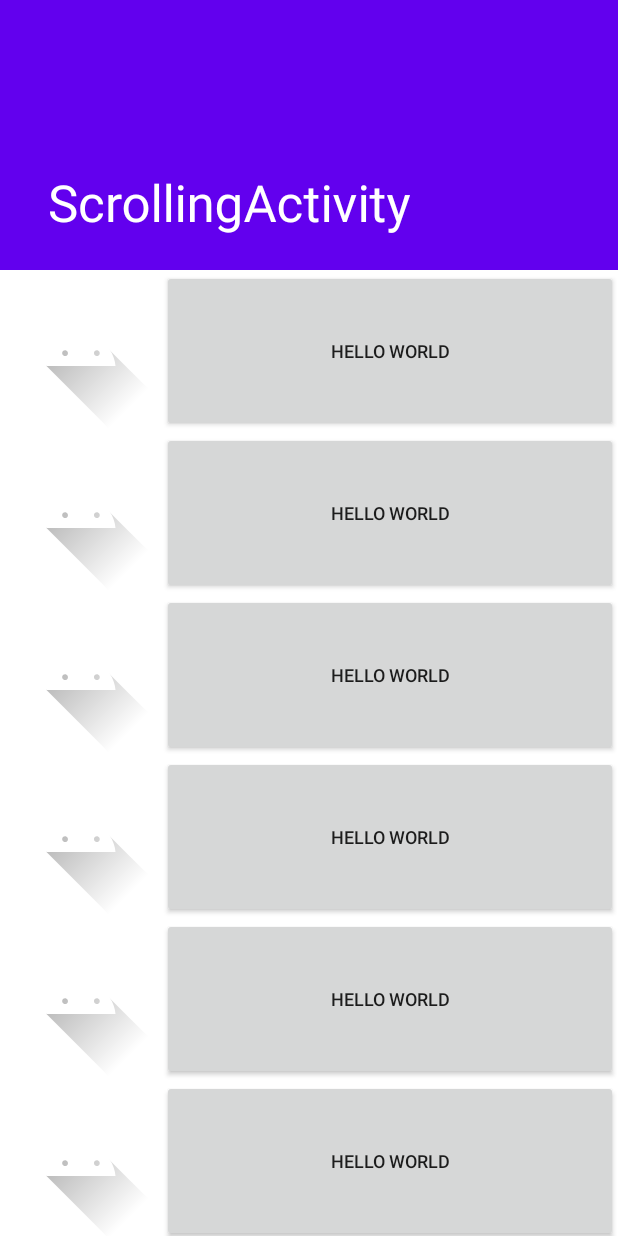
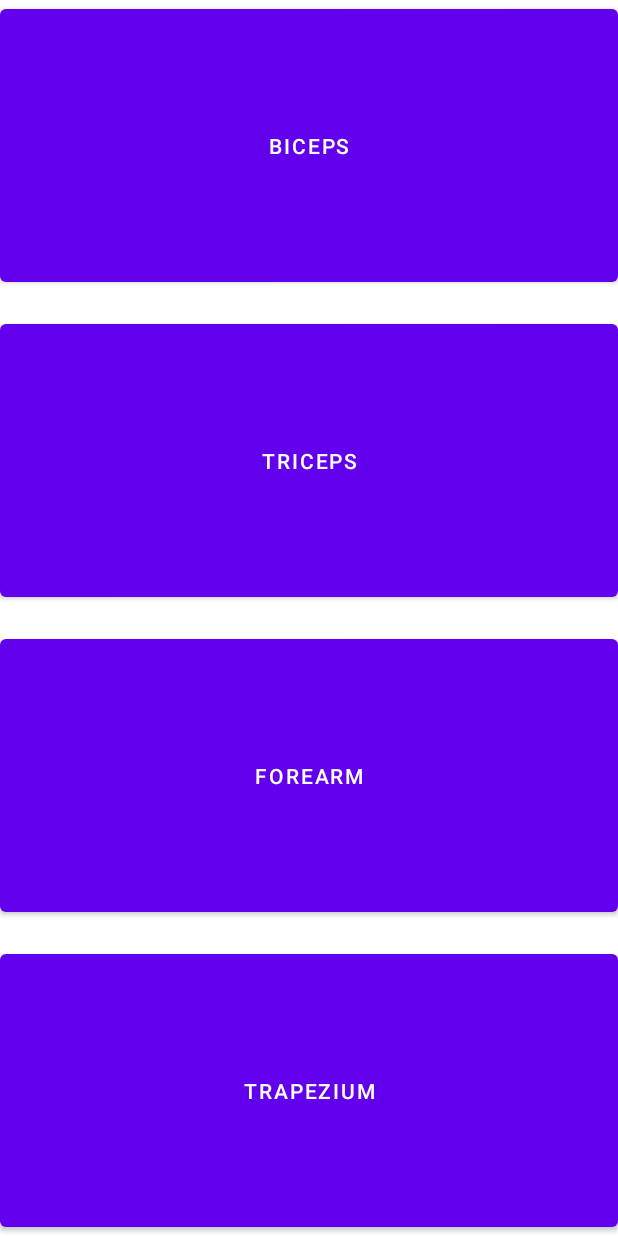
Before and after one commit to FabioScarcella/Gym, an Android app: the screen it shows after launch (search_ecercises before the commit, MuscularGroups after it), after a tap on "EXERCISES", on a phone screen of 412 x 824 dp. Run offline under Robolectric (Android 15) with nearby library versions, the phone set to English and light mode, and no system bars.

Commit message:
Created activity to choose from different muscle groups

```diff
--- a/app/src/main/java/com/fabio/scarcella/dgym/ListFolders.kt
+++ b/app/src/main/java/com/fabio/scarcella/dgym/ListFolders.kt
@@ -1,4 +1,8 @@
 package com.fabio.scarcella.dgym
 
+/**
+ * Class to create and add in form of Array every File
+ */
 class ListFolders {
+    var biceps = listOf("biceps1.json", "biceps2.json")
 }
--- a/app/src/main/java/com/fabio/scarcella/dgym/MainActivity.kt
+++ b/app/src/main/java/com/fabio/scarcella/dgym/MainActivity.kt
@@ -25,7 +25,7 @@ class MainActivity : AppCompatActivity() {
     }
 
     fun exercisesActivity(){
-        val intent = Intent(this, search_ecercises::class.java)
+        val intent = Intent(this, MuscularGroups::class.java)
         startActivity(intent)
     }
 
--- a/app/src/main/java/com/fabio/scarcella/dgym/MuscularGroups.kt
+++ b/app/src/main/java/com/fabio/scarcella/dgym/MuscularGroups.kt
@@ -1,11 +1,37 @@
 package com.fabio.scarcella.dgym
 
+import android.content.Intent
 import androidx.appcompat.app.AppCompatActivity
 import android.os.Bundle
+import kotlinx.android.synthetic.main.activity_muscular_groups2.*
 
 class MuscularGroups : AppCompatActivity() {
     override fun onCreate(savedInstanceState: Bundle?) {
         super.onCreate(savedInstanceState)
         setContentView(R.layout.activity_muscular_groups2)
+
+        biceps.setOnClickListener {
+            searchExercises("Biceps")
+        }
+
+        forearm.setOnClickListener {
+            searchExercises("Forearm")
+        }
+
+        triceps.setOnClickListener {
+            searchExercises("Triceps")
+        }
+
+        trapezium.setOnClickListener {
+            searchExercises("Trapezium")
+        }
+
+    }
+
+
+    fun searchExercises(exercise:String){
+        val intent = Intent(this, search_ecercises::class.java)
+        intent.putExtra("class", exercise)
+        startActivity(intent)
     }
 }
--- a/app/src/main/java/com/fabio/scarcella/dgym/search_ecercises.kt
+++ b/app/src/main/java/com/fabio/scarcella/dgym/search_ecercises.kt
@@ -1,6 +1,7 @@
 package com.fabio.scarcella.dgym
 
 import android.app.ActionBar
+import android.content.res.AssetManager
 import android.os.Bundle
 import android.util.Log
 import android.util.Log.ASSERT
@@ -33,46 +34,54 @@ class search_ecercises : AppCompatActivity() {
                 .setAction("Action", null).show()
         }*/
 
-        getExercises()
+        val b : Bundle? = intent.extras
+        val exercise = b?.getString("class")
 
-        var i = 0
-        for(i in 0..19){
-            createNecessaryElements()
+        if (exercise != null) {
+            getExercises(exercise)
         }
     }
 
-    fun onCreate(savedInstanceState: Bundle?, section: String?) {
-        this.section = section
+    fun getExercises(path: String){
+        val assetsManager: AssetManager = getAssets()
+        var files = listOf<String>()
 
-        super.onCreate(savedInstanceState)
-        setContentView(R.layout.activity_search_ecercises)
-        setSupportActionBar(findViewById(R.id.toolbar))
-        findViewById<CollapsingToolbarLayout>(R.id.toolbar_layout).title = section
+        when(path) {
+            "Biceps" -> {
+                val listFolders = ListFolders()
+                files = listFolders.biceps
+            }
 
-        getExercises()
+            "Triceps" -> {
+
+            }
+
+            "Forearm" -> {
+
+            }
+
+            "Trapezium" -> {
+
+            }
+        }
 
         var i = 0
-        for(i in 0..19){
-            createNecessaryElements()
+        for(element in files){
+            val file = element
+            if(file.isEmpty()){
+                continue
+            }
+            val gson = Gson()
+            val inputString = applicationContext.assets.open("ExercisesInfo/$path/$file").bufferedReader().use {
+                it.readText()
+            }
+            val jsonString = gson.fromJson(inputString, ExercisesInfo::class.java)
+
+            createNecessaryElements(jsonString.name.toString())
         }
     }
 
-    fun getExercises(){
-        var gson = Gson()
-        //val p ="\\app\\src\\main\\assets\\ExercisesInfo\\Biceps\\biceps1.json"
-        //val bufferedReader: BufferedReader = File(p).bufferedReader()
-        //val inputString = bufferedReader.use { it.readText() }
-        val inputString = applicationContext.assets.open("ExercisesInfo/Biceps/biceps1.json").bufferedReader().use {
-            it.readText()
-        }
-        var jsonString = gson.fromJson(inputString, ExercisesInfo::class.java)
-
-        var stringBuilder = StringBuilder("JSONString Details\n----------")
-        Log.d("Kotlin", jsonString.name.toString())
-        Log.d("Kotlin", jsonString.Observations.toString())
-    }
-
-    fun createNecessaryElements(){
+    fun createNecessaryElements(name: String){
         val linearLayout: LinearLayout = LinearLayout(this)
         linearLayout.orientation = LinearLayout.HORIZONTAL
 
@@ -82,7 +91,7 @@ class search_ecercises : AppCompatActivity() {
 
         val btnGo: Button = Button(this)
         btnGo.textSize = 12f
-        btnGo.text = "Hello world"
+        btnGo.text = name
         btnGo.setLayoutParams(ViewGroup.LayoutParams(ViewGroup.LayoutParams.MATCH_PARENT, ViewGroup.LayoutParams.MATCH_PARENT))
 
         layoutVertical.addView(linearLayout)
--- a/app/src/main/res/layout/activity_muscular_groups2.xml
+++ b/app/src/main/res/layout/activity_muscular_groups2.xml
@@ -1,9 +1,58 @@
 <?xml version="1.0" encoding="utf-8"?>
-<androidx.constraintlayout.widget.ConstraintLayout xmlns:android="http://schemas.android.com/apk/res/android"
+<LinearLayout xmlns:android="http://schemas.android.com/apk/res/android"
     xmlns:app="http://schemas.android.com/apk/res-auto"
     xmlns:tools="http://schemas.android.com/tools"
     android:layout_width="match_parent"
     android:layout_height="match_parent"
+    android:orientation="vertical"
+    android:weightSum="4"
     tools:context=".MuscularGroups">
 
-</androidx.constraintlayout.widget.ConstraintLayout>
+    <Button
+        android:id="@+id/biceps"
+        android:layout_width="match_parent"
+        android:layout_height="wrap_content"
+        android:layout_marginTop="0dp"
+        android:layout_weight="1"
+        android:text="Biceps"
+        app:layout_constraintEnd_toEndOf="parent"
+        app:layout_constraintHorizontal_bias="0.0"
+        app:layout_constraintStart_toStartOf="parent"
+        app:layout_constraintTop_toTopOf="parent" />
+
+    <Button
+        android:id="@+id/triceps"
+        android:layout_width="match_parent"
+        android:layout_height="wrap_content"
+        android:layout_marginTop="16dp"
+        android:layout_weight="1"
+        android:text="Triceps"
+        app:layout_constraintEnd_toEndOf="parent"
+        app:layout_constraintHorizontal_bias="0.0"
+        app:layout_constraintStart_toStartOf="parent"
+        app:layout_constraintTop_toBottomOf="@+id/biceps" />
+
+    <Button
+        android:id="@+id/forearm"
+        android:layout_width="match_parent"
+        android:layout_height="wrap_content"
+        android:layout_marginTop="16dp"
+        android:layout_weight="1"
+        android:text="Forearm"
+        app:layout_constraintEnd_toEndOf="parent"
+        app:layout_constraintHorizontal_bias="0.0"
+        app:layout_constraintStart_toStartOf="parent"
+        app:layout_constraintTop_toBottomOf="@+id/triceps" />
+
+    <Button
+        android:id="@+id/trapezium"
+        android:layout_width="match_parent"
+        android:layout_height="wrap_content"
+        android:layout_marginTop="16dp"
+        android:layout_weight="1"
+        android:text="Trapezium"
+        app:layout_constraintEnd_toEndOf="parent"
+        app:layout_constraintHorizontal_bias="0.0"
+        app:layout_constraintStart_toStartOf="parent"
+        app:layout_constraintTop_toBottomOf="@+id/forearm" />
+</LinearLayout>
--- a/app/src/main/res/values/strings.xml
+++ b/app/src/main/res/values/strings.xml
@@ -96,4 +96,6 @@
         "when a user tries to pick up one of cards.\n\n"
     </string>
     <string name="action_settings">Settings</string>
+    <string name="title_activity_scrolling">ScrollingActivity</string>
+    <string name="title_activity_muscular_groups">ScrollingActivity</string>
 </resources>
```
Also changed, not shown: app/src/main/AndroidManifest.xml (+9 -1 lines), app/src/main/assets/ExercisesInfo/Biceps/biceps2.json (+4 -4 lines).
